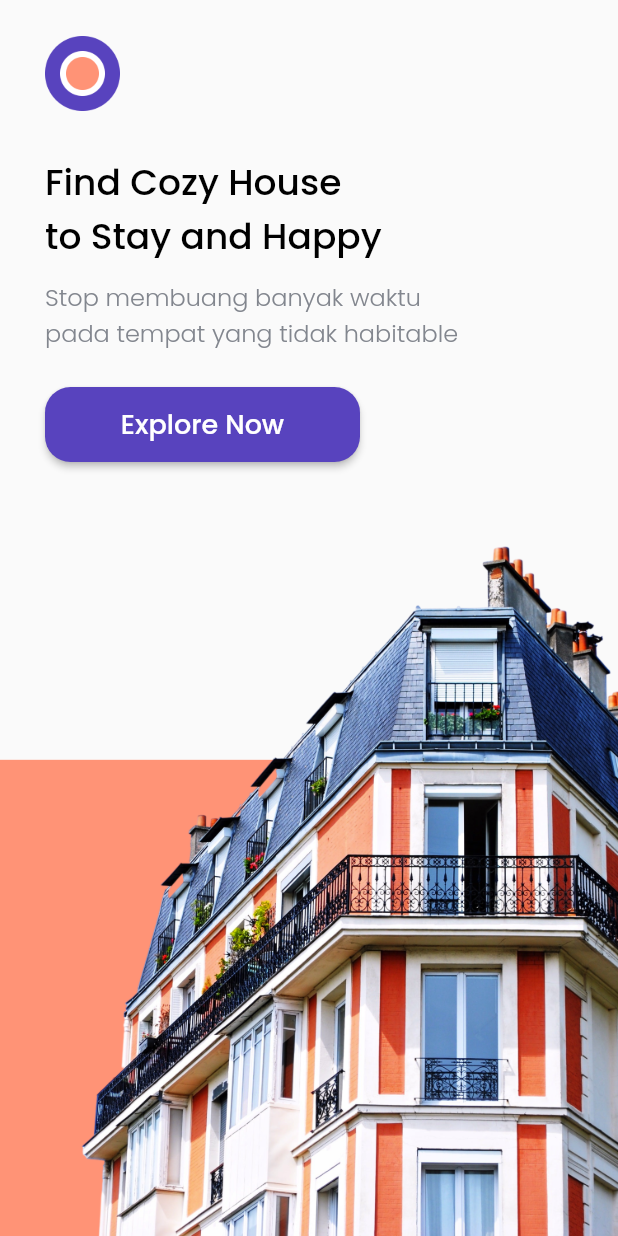
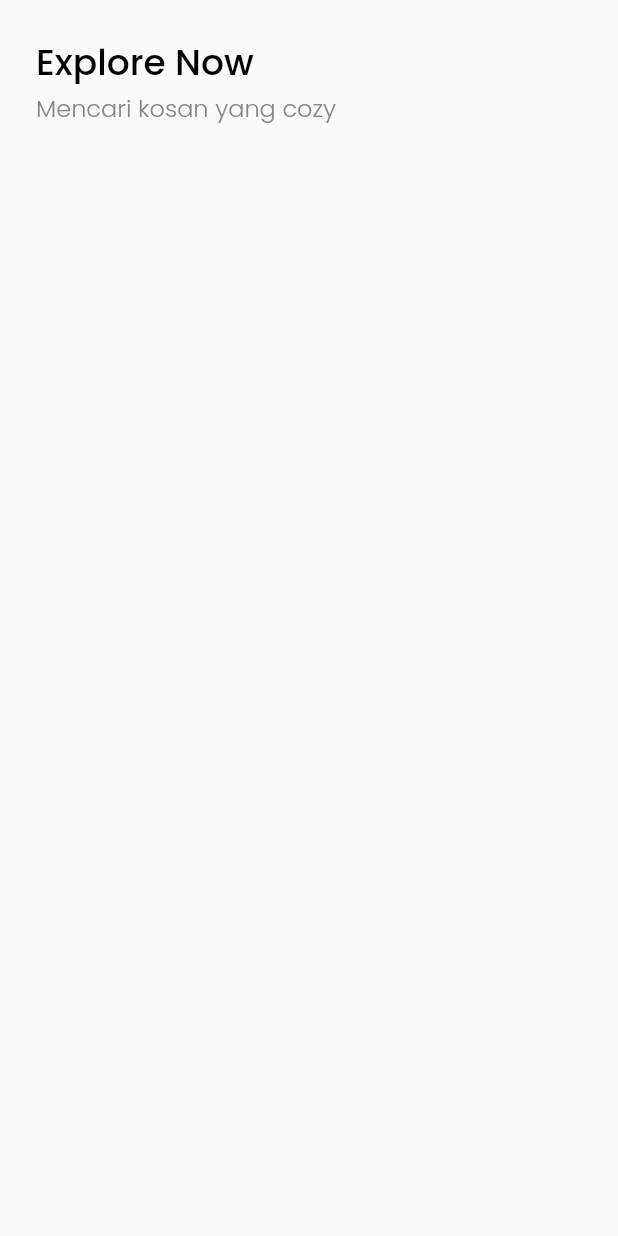
Before and after one commit to BennoAlif/cozy, a Flutter app: the screen it shows after launch, after a tap on "Explore Now", on a phone screen of 412 x 824 dp. Run offline on Flutter 3.47's test engine with Material 2 defaults, Android fonts, the phone set to English and light mode, and no system bars; our stand-ins replace google_fonts.

Commit message:
[Home Page] Title

```diff
--- /dev/null
+++ b/lib/pages/home_page.dart
@@ -0,0 +1,46 @@
+import 'package:bwa_cozy/theme.dart';
+import 'package:flutter/material.dart';
+
+class HomePage extends StatelessWidget {
+  const HomePage({Key? key}) : super(key: key);
+
+  @override
+  Widget build(BuildContext context) {
+    return Scaffold(
+      body: SafeArea(
+        child: Padding(
+          padding: EdgeInsets.symmetric(
+            vertical: edge,
+          ),
+          child: ListView(
+            children: [
+              Container(
+                margin: EdgeInsets.only(left: edge),
+                child: Column(
+                  crossAxisAlignment: CrossAxisAlignment.start,
+                  children: [
+                    Text(
+                      "Explore Now",
+                      style: blackTextStyle.copyWith(
+                        fontSize: 24,
+                      ),
+                    ),
+                    Text(
+                      "Mencari kosan yang cozy",
+                      style: greyTextStyle.copyWith(
+                        fontSize: 16,
+                      ),
+                    ),
+                  ],
+                ),
+              ),
+              const SizedBox(
+                height: 30,
+              ),
+            ],
+          ),
+        ),
+      ),
+    );
+  }
+}
--- a/lib/pages/splash_page.dart
+++ b/lib/pages/splash_page.dart
@@ -1,3 +1,4 @@
+import 'package:bwa_cozy/pages/home_page.dart';
 import 'package:bwa_cozy/theme.dart';
 import 'package:flutter/material.dart';
 
@@ -58,7 +59,14 @@ class SplashPage extends StatelessWidget {
                     width: 210,
                     height: 50,
                     child: ElevatedButton(
-                      onPressed: () {},
+                      onPressed: () {
+                        Navigator.push(
+                          context,
+                          MaterialPageRoute(
+                            builder: (context) => const HomePage(),
+                          ),
+                        );
+                      },
                       style: ElevatedButton.styleFrom(
                         primary: purpleColor,
                         shape: RoundedRectangleBorder(
```
